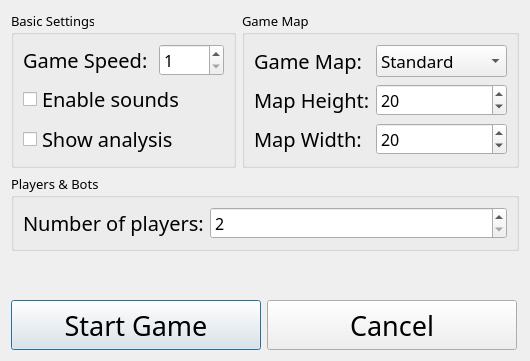
Above: src/ui/localGameDialog/localGameDialog.ui from SZXC-WG/LocalGen-new before the change. Below: the same form after it.
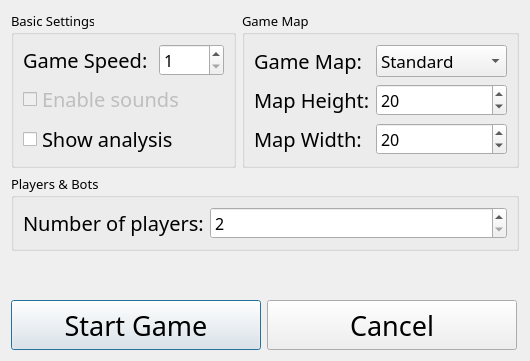
That is the form after the change. Custom widgets are drawn as their Qt base class.

Commit message: chore(localGameDialog): disable "Enable sounds" checkbox

```diff
--- a/src/ui/localGameDialog/localGameDialog.ui
+++ b/src/ui/localGameDialog/localGameDialog.ui
@@ -68,6 +68,9 @@
         </item>
         <item>
          <widget class="QCheckBox" name="checkBox_enableSounds">
+          <property name="enabled">
+           <bool>false</bool>
+          </property>
           <property name="font">
            <font>
             <family>Quicksand</family>
```
